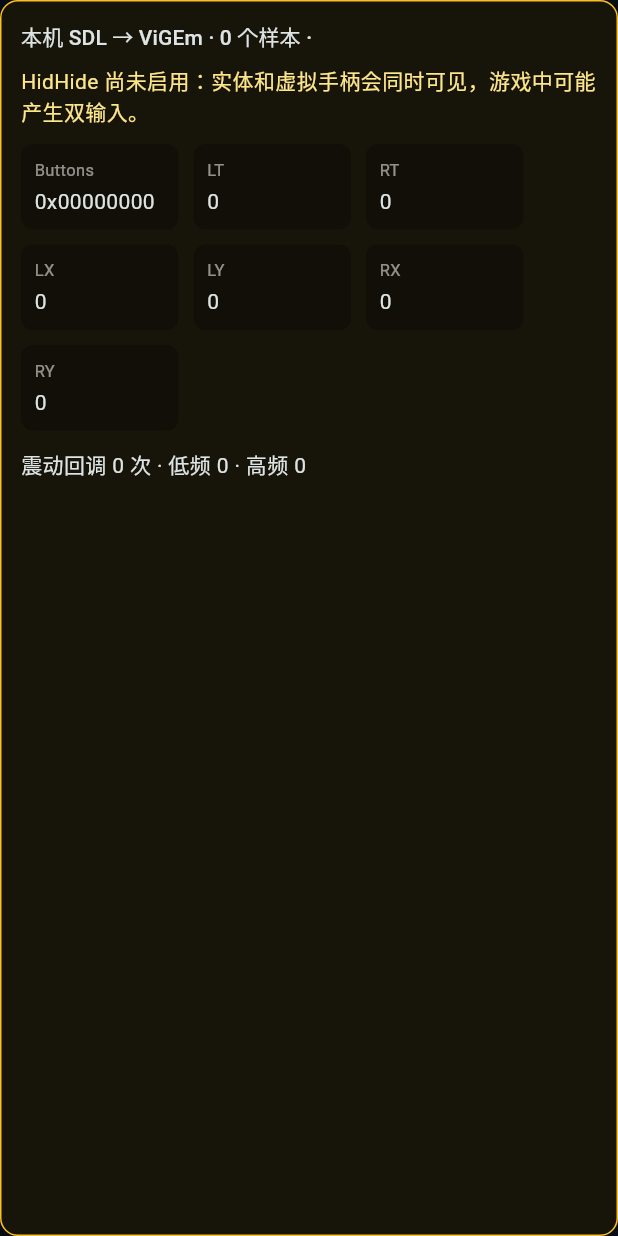
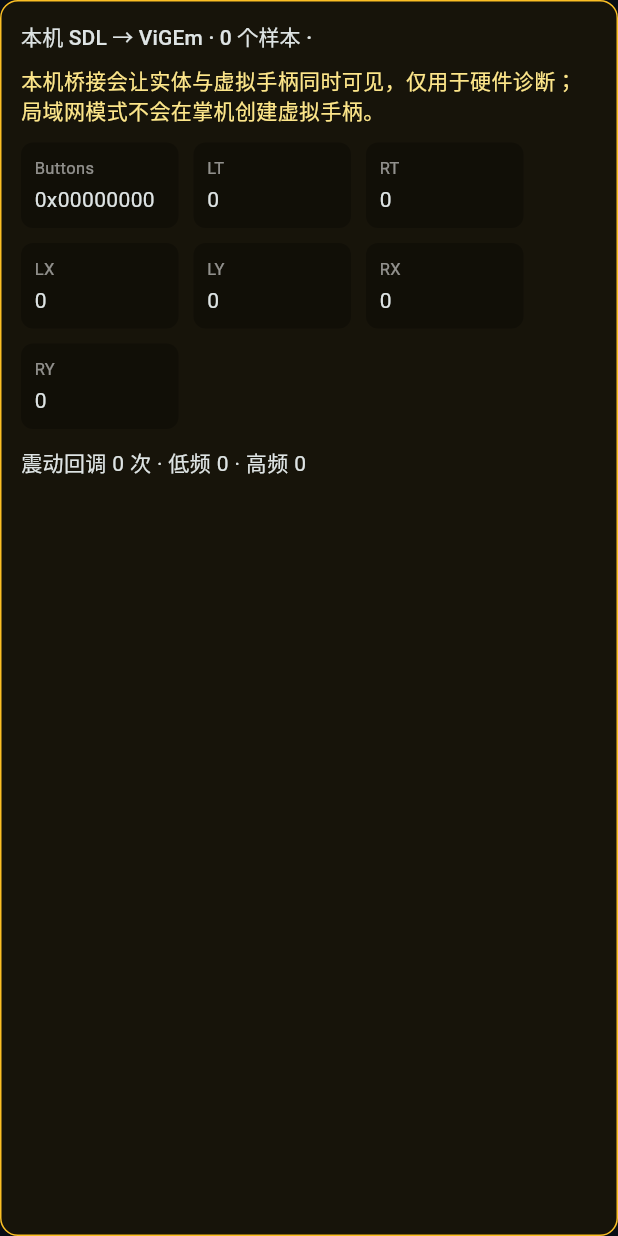
Before and after one commit to Zerolouis/remote-controller, a Flutter app: the _LocalBridgePanel widget shown alone on an empty page, opened directly with empty values, on a phone screen of 412 x 824 dp. Run offline on Flutter 3.47's test engine with Material 3 defaults, Android fonts, the phone set to English and light mode, and no system bars; our stand-ins replace code_assets, native_toolchain_c; missing offline and left inert: dart:ffi; Roboto replaces fonts that are missing (Consolas).

Commit message:
Finalize trusted LAN MVP scope

```diff
--- a/apps/remote_controller/lib/domain/models/app_role.dart
+++ b/apps/remote_controller/lib/domain/models/app_role.dart
@@ -10,7 +10,7 @@ extension AppRoleLabel on AppRole {
   };
 
   String get description => switch (this) {
-    AppRole.client => '读取并独占掌机手柄，将完整原始状态发送到局域网电脑。',
+    AppRole.client => '读取掌机手柄，将完整原始状态发送到可信局域网电脑。',
     AppRole.server => '接收手柄状态，创建虚拟 Xbox 手柄并回传震动。',
   };
 }
--- a/apps/remote_controller/lib/ui/features/home/views/home_view.dart
+++ b/apps/remote_controller/lib/ui/features/home/views/home_view.dart
@@ -198,12 +198,12 @@ class _RoleDashboard extends StatelessWidget {
     final steps = isClient
         ? const [
             ('1', '选择手柄', 'SDL 3 已接入；先确认设备身份和原始数值范围。'),
-            ('2', '开启独占', '仅在传输期间通过 HidHide 隔离本机输入。'),
-            ('3', '连接电脑', '自动发现并完成六位数加密配对。'),
+            ('2', '填写电脑地址', '输入同一局域网内电脑的 IPv4 地址或主机名。'),
+            ('3', '开始传输', '选择手柄并启动完整状态与震动双向链路。'),
           ]
         : const [
             ('1', '检查驱动', '检测 ViGEmBus；缺失时只提供官方安装入口。'),
-            ('2', '等待配对', '监听局域网发现和加密控制通道。'),
+            ('2', '启动监听', '在 TCP/UDP 26760 等待单个可信局域网客户端。'),
             ('3', '创建手柄', '收到输入后创建单个虚拟 Xbox 360 手柄。'),
           ];
 
@@ -225,9 +225,7 @@ class _RoleDashboard extends StatelessWidget {
               Text(role.title, style: Theme.of(context).textTheme.headlineLarge),
               const SizedBox(height: 8),
               Text(
-                isClient
-                    ? 'SDL 3 读取、本机桥接和局域网诊断发送已就绪；HidHide 尚未启用。'
-                    : 'ViGEm 虚拟 Xbox 360 后端和局域网诊断接收已就绪。',
+                isClient ? 'SDL 3 读取、本机桥接和可信局域网发送已就绪。' : 'ViGEm 虚拟 Xbox 360 后端和可信局域网接收已就绪。',
               ),
               if (isClient) ...[
                 const SizedBox(height: 20),
@@ -237,7 +235,7 @@ class _RoleDashboard extends StatelessWidget {
                 _VirtualControllerCard(viewModel: viewModel),
               ],
               const SizedBox(height: 20),
-              _LanDiagnosticCard(isClient: isClient, viewModel: viewModel),
+              _LanSessionCard(isClient: isClient, viewModel: viewModel),
               const SizedBox(height: 20),
               _LoopbackDiagnosticCard(viewModel: viewModel),
               const SizedBox(height: 28),
@@ -502,8 +500,8 @@ class _InputDeviceTile extends StatelessWidget {
   }
 }
 
-class _LanDiagnosticCard extends StatelessWidget {
-  const _LanDiagnosticCard({
+class _LanSessionCard extends StatelessWidget {
+  const _LanSessionCard({
     required this.isClient,
     required this.viewModel,
   });
@@ -532,17 +530,17 @@ class _LanDiagnosticCard extends StatelessWidget {
                 const SizedBox(width: 10),
                 Expanded(
                   child: Text(
-                    '局域网 Client–Server 诊断链路',
+                    '局域网 Client–Server 链路',
                     style: Theme.of(context).textTheme.titleMedium,
                   ),
                 ),
-                const Chip(label: Text('未加密诊断版')),
+                const Chip(label: Text('可信 LAN · 未加密')),
               ],
             ),
             const SizedBox(height: 10),
             const Text(
               'TCP 26760 负责握手、心跳、停止和震动；UDP 26760 发送 64 字节完整状态。'
-              '当前没有配对或 AEAD，只能在可信局域网测试。',
+              '当前没有配对或 AEAD，只支持用户信任的家庭或个人局域网。',
               style: TextStyle(color: Color(0xfffde68a)),
             ),
             const SizedBox(height: 14),
@@ -563,11 +561,6 @@ class _LanDiagnosticCard extends StatelessWidget {
               Text(
                 active ? '已使用所选手柄启动发送；请在设备卡片中停止。' : '填写电脑地址后，在上方目标手柄卡片点击“发送到电脑”。',
                 style: const TextStyle(color: Colors.white70),
-              ),
-              const SizedBox(height: 8),
-              const Text(
-                'HidHide 尚未启用，本机程序仍可能同时收到实体手柄输入。',
-                style: TextStyle(color: Color(0xffffb4c0)),
               ),
             ] else ...[
               FilledButton.icon(
@@ -840,7 +833,8 @@ class _LocalBridgePanel extends StatelessWidget {
             ),
             const SizedBox(height: 8),
             const Text(
-              'HidHide 尚未启用：实体和虚拟手柄会同时可见，游戏中可能产生双输入。',
+              '本机桥接会让实体与虚拟手柄同时可见，仅用于硬件诊断；'
+              '局域网模式不会在掌机创建虚拟手柄。',
               style: TextStyle(color: Color(0xfffde68a)),
             ),
             const SizedBox(height: 12),
--- a/apps/remote_controller/pubspec.yaml
+++ b/apps/remote_controller/pubspec.yaml
@@ -16,7 +16,7 @@ publish_to: 'none' # Remove this line if you wish to publish to pub.dev
 # https://developer.apple.com/library/archive/documentation/General/Reference/InfoPlistKeyReference/Articles/CoreFoundationKeys.html
 # In Windows, build-name is used as the major, minor, and patch parts
 # of the product and file versions while build-number is used as the build suffix.
-version: 0.3.0+3
+version: 0.4.0+4
 
 environment:
   sdk: ^3.12.2
--- a/packages/remote_controller_core/pubspec.yaml
+++ b/packages/remote_controller_core/pubspec.yaml
@@ -1,6 +1,6 @@
 name: remote_controller_core
 description: Native Windows core and Dart FFI facade for Remote Controller.
-version: 0.6.0
+version: 0.6.1
 repository: https://github.com/Zerolouis/remote-controller
 
 environment:
```
Also changed, not shown: apps/remote_controller/pubspec.lock, 15 other files.
